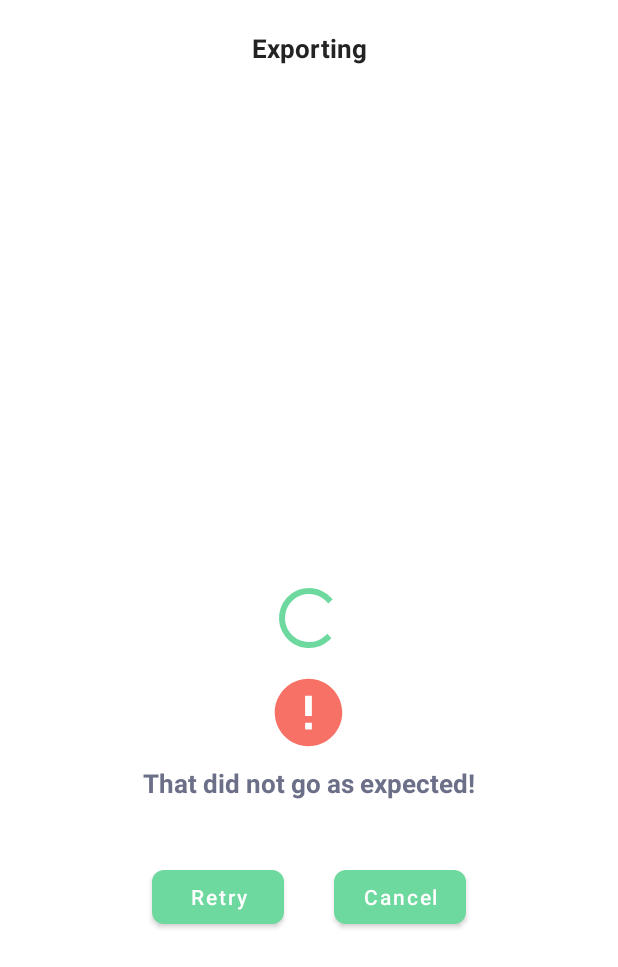
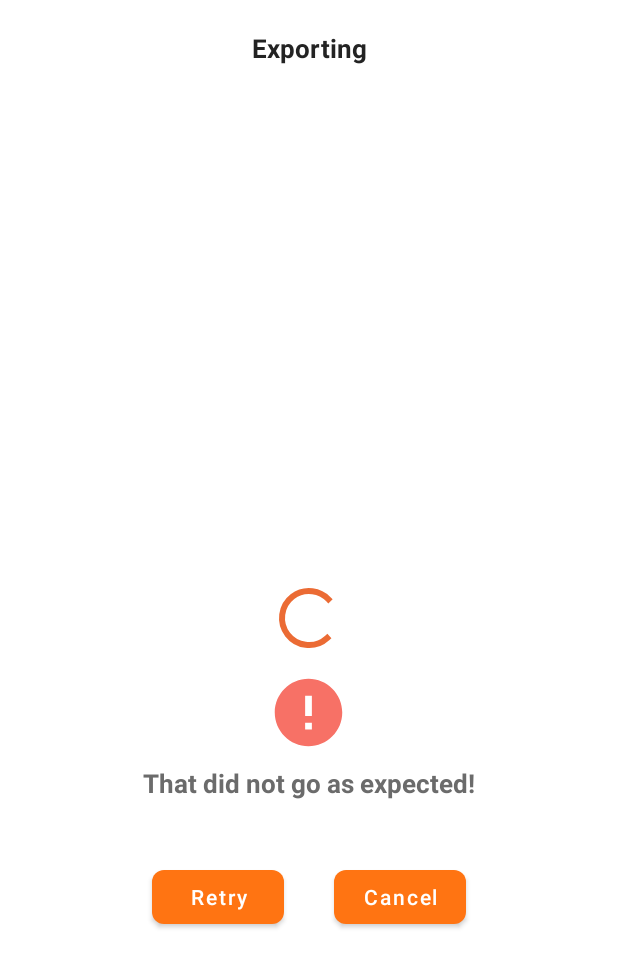
Before and after one commit to hothf/tcalc, an Android app: the layout dialog_exporting.xml on its own in the app's theme, with its tools: preview values and no code run, on a phone screen of 412 x 824 dp. Shown: the top 967 px of the screen. Run offline under Robolectric (Android 15) with nearby library versions, the phone set to English and light mode, and no system bars.

Commit message:
Use light status bar style

```diff
--- a/app/src/main/res/layout/layout_emptyview.xml
+++ b/app/src/main/res/layout/layout_emptyview.xml
@@ -9,7 +9,7 @@
         android:layout_width="wrap_content"
         android:layout_height="wrap_content"
         android:layout_above="@+id/helper"
-        android:tint="@color/fontColorPositive"
+        android:tint="@color/colorAccent"
         android:layout_centerHorizontal="true"
         tools:src="@mipmap/ic_launcher" />
 
--- /dev/null
+++ b/app/src/main/res/values-v23/styles.xml
@@ -0,0 +1,29 @@
+<?xml version="1.0" encoding="utf-8"?>
+<resources>
+
+    <style name="AppTheme" parent="Theme.MaterialComponents.Light.NoActionBar">
+        <item name="android:windowLightStatusBar">true</item>
+        <item name="colorPrimary">@color/colorPrimary</item>
+        <item name="colorPrimaryDark">@color/colorPrimaryDark</item>
+        <item name="colorAccent">@color/colorAccent</item>
+        <item name="android:statusBarColor">@color/defaultBackgroundPrimary</item>
+        <item name="android:navigationBarColor">@color/defaultBackgroundPrimaryVeryDark</item>
+        <item name="bottomSheetDialogTheme">@style/AppBottomSheetDialogTheme</item>
+
+        <item name="colorPrimaryVariant">@color/colorAccent</item>
+        <item name="colorOnPrimary">@color/colorAccent</item>
+        <item name="colorSecondary">@color/colorAccent</item>
+        <item name="colorSecondaryVariant">@color/colorAccent</item>
+        <item name="colorOnSecondary">@color/defaultBackgroundPrimaryInverted</item>
+
+        <item name="editTextColor">@color/fontDefault</item>
+        <item name="android:textColorHint">@color/fontHint</item>
+
+        <item name="colorControlHighlight">@color/colorAccent</item>
+        <item name="colorControlActivated">@color/colorAccent</item>
+        <item name="colorControlNormal">@color/fontHint</item>
+
+        <item name="android:colorBackground">@color/defaultBackgroundPrimary</item>
+    </style>
+
+</resources>
--- a/app/src/main/res/values/colors.xml
+++ b/app/src/main/res/values/colors.xml
@@ -1,8 +1,8 @@
 <?xml version="1.0" encoding="utf-8"?>
 <resources>
-    <color name="colorPrimary">#6DD99F</color>
-    <color name="colorPrimaryDark">#A6EECE</color>
-    <color name="colorAccent">#6DD99F</color>
+    <color name="colorPrimary">#ff7412</color>
+    <color name="colorPrimaryDark">#ff6a00</color>
+    <color name="colorAccent">#eb6b34</color>
     <color name="colorHighlight">@color/colorAccent</color>
 
     <color name="colorRemove">#bf0821</color>
@@ -24,8 +24,8 @@
 
     <color name="fontNav">#232323</color>
     <color name="fontTitle">#333333</color>
-    <color name="fontDefault">#6B6F88</color>
-    <color name="fontHint">#8B8Fa8</color>
+    <color name="fontDefault">#6B6B6B</color>
+    <color name="fontHint">#8B8B8B</color>
     <color name="fontDisabled">#33888888</color>
     <color name="fontDefaultInverted">#ffffff</color>
 
--- a/app/src/main/res/values/styles.xml
+++ b/app/src/main/res/values/styles.xml
@@ -1,11 +1,10 @@
 <resources>
-
 
     <style name="AppTheme" parent="Theme.MaterialComponents.Light.NoActionBar">
         <item name="colorPrimary">@color/colorPrimary</item>
         <item name="colorPrimaryDark">@color/colorPrimaryDark</item>
         <item name="colorAccent">@color/colorAccent</item>
-        <item name="android:statusBarColor">@color/colorPrimaryDark</item>
+        <item name="android:statusBarColor">@color/defaultBackgroundPrimary</item>
         <item name="android:navigationBarColor">@color/defaultBackgroundPrimaryVeryDark</item>
         <item name="bottomSheetDialogTheme">@style/AppBottomSheetDialogTheme</item>
 
@@ -69,7 +68,7 @@
         <item name="shapeAppearance">@style/cardShape</item>
         <item name="android:textAllCaps">false</item>
         <item name="android:textSize">@dimen/font_default_size</item>
-        <item name="android:textColor">@color/fontDefaultInverted</item>
+        <item name="android:textColor">@color/defaultBackgroundPrimary</item>
     </style>
 
     <style name="FabButtonStyle" parent="@style/Widget.MaterialComponents.FloatingActionButton">
```
